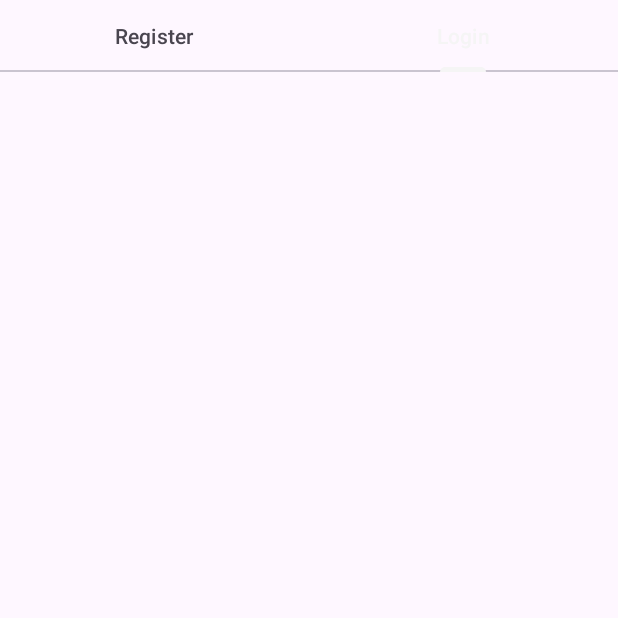
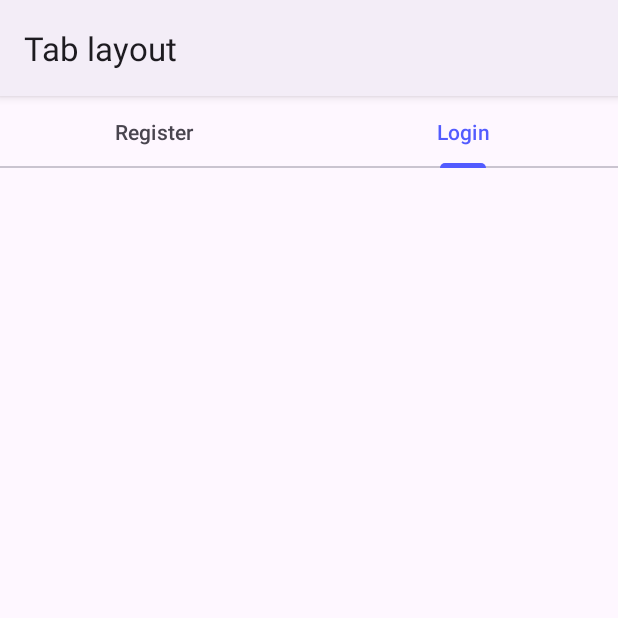
Before and after one commit to sukiceng/Tab_layout-PemrogramanAndroid-Ahmad_Syauqi_504457, an Android app: the screen it shows after launch (MainActivity), tab 2 chosen, on a phone screen of 412 x 824 dp, the top half of it. Run offline under Robolectric (Android 15) with nearby library versions, the phone set to English and light mode, and no system bars.

Commit message:
second commit

```diff
--- a/app/src/main/AndroidManifest.xml
+++ b/app/src/main/AndroidManifest.xml
@@ -10,7 +10,7 @@
         android:label="@string/app_name"
         android:roundIcon="@mipmap/ic_launcher_round"
         android:supportsRtl="true"
-        android:theme="@style/Theme.TabLayout"
+        android:theme="@style/Theme.TabLayout.WithActionbar"
         tools:targetApi="31">
         <activity
             android:name=".HomeActivity"
--- a/app/src/main/java/com/example/tablayout/MainActivity.kt
+++ b/app/src/main/java/com/example/tablayout/MainActivity.kt
@@ -11,7 +11,6 @@ class MainActivity : AppCompatActivity() {
         super.onCreate(savedInstanceState)
         binding = ActivityMainBinding.inflate(layoutInflater)
         setContentView(binding.root)
-
         with(binding) {
             viewPager.adapter = TabAdapter(supportFragmentManager)
             tabLayout.setupWithViewPager(viewPager)
--- a/app/src/main/java/com/example/tablayout/fragments/RegisterFragment.kt
+++ b/app/src/main/java/com/example/tablayout/fragments/RegisterFragment.kt
@@ -25,7 +25,8 @@ class RegisterFragment : Fragment() {
         savedInstanceState: Bundle?
     ): View? {
         // Inflate the layout for this fragment
-        return inflater.inflate(R.layout.fragment_register, container, false)
+        binding = FragmentRegisterBinding.inflate(inflater, container, false)
+
         val view = binding.root
         val emailInput = binding.email
         val usernameInput = binding.username
@@ -39,5 +40,6 @@ class RegisterFragment : Fragment() {
             intentRegisterFragment.putExtra(EXTRA_PASSWORD, passwordInput.text.toString())
             startActivity(intentRegisterFragment)
         }
+        return view
     }
 }
--- a/app/src/main/res/values/themes.xml
+++ b/app/src/main/res/values/themes.xml
@@ -12,4 +12,5 @@
     </style>
 
     <style name="Theme.TabLayout" parent="Base.Theme.TabLayout" />
+    <style name="Theme.TabLayout.WithActionbar" parent="Base.Theme.TabLayout.WithActionbar" />
 </resources>
```
